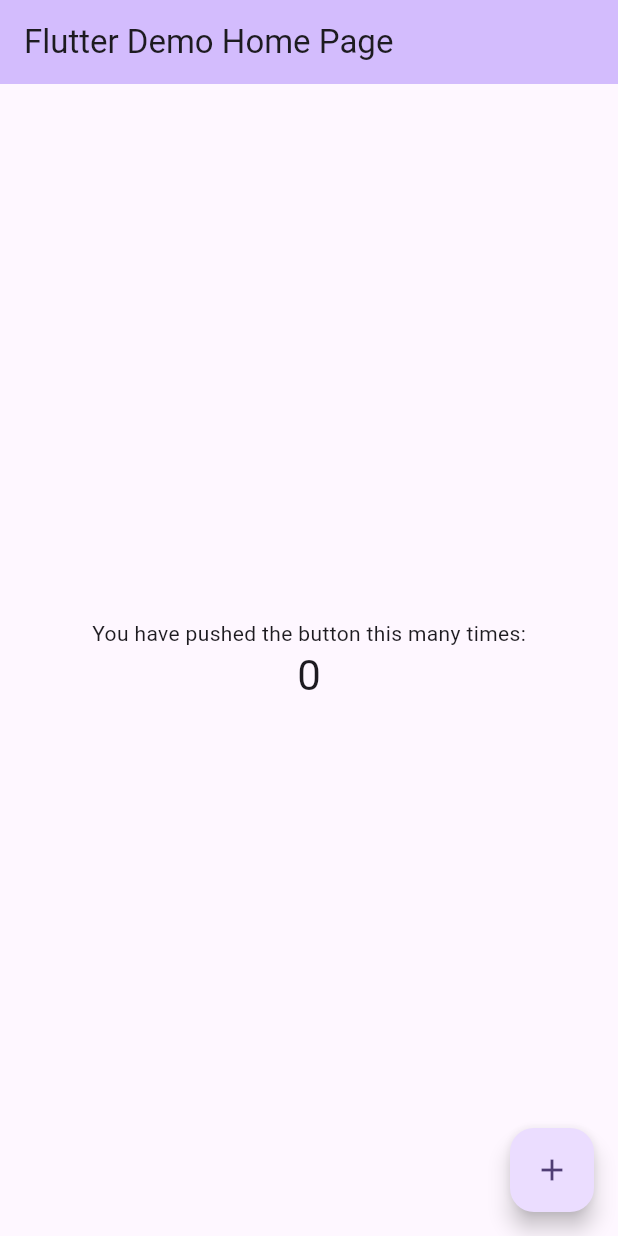
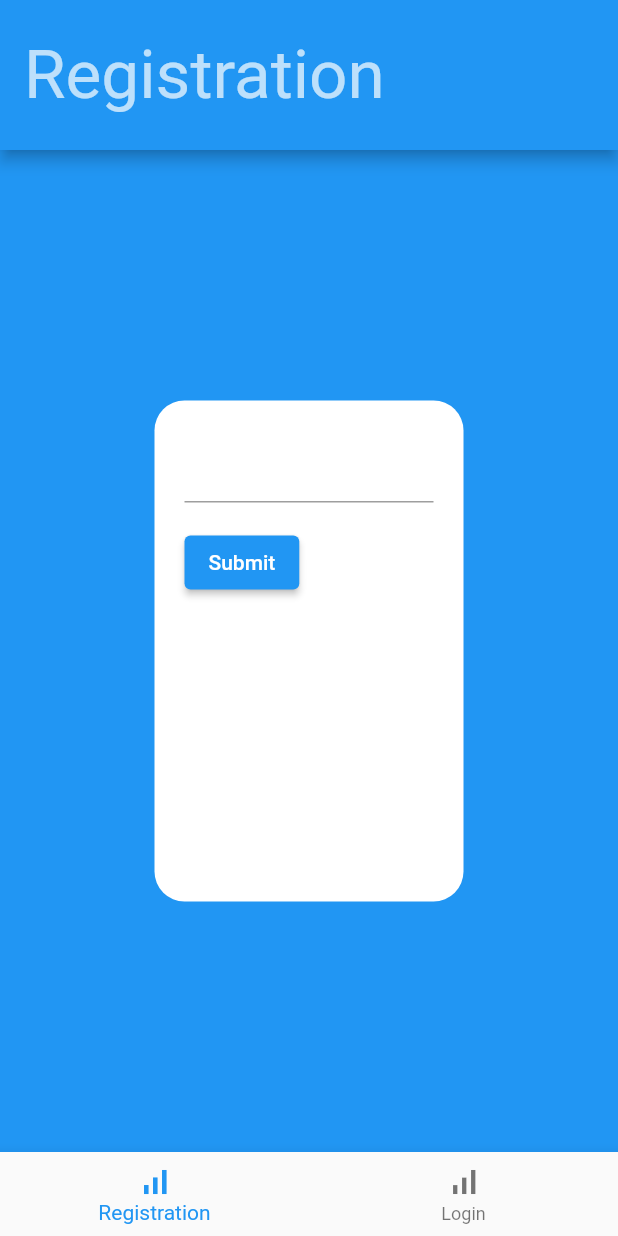
Before and after one commit to bohdan-ryzhko/financial_transactions, a Flutter app: the screen it shows after launch, on a phone screen of 412 x 824 dp. Run offline on Flutter 3.47's test engine with Material 2 defaults, Android fonts, the phone set to English and light mode, and no system bars.

Commit message:
add markup for login, register screens

```diff
--- /dev/null
+++ b/lib/components/backdrop.dart
@@ -0,0 +1,31 @@
+import 'package:flutter/material.dart';
+
+class BackdropComponent extends StatelessWidget {
+  final Widget component;
+
+  const BackdropComponent({
+    Key? key,
+    required this.component,
+  }) : super(key: key);
+
+  @override
+  Widget build(BuildContext context) {
+    return Container(
+      color: Theme.of(context).colorScheme.primary,
+      child: Center(
+        child: FractionallySizedBox(
+          widthFactor: 0.5,
+          heightFactor: 0.5,
+          child: Container(
+            decoration: BoxDecoration(
+              color: Colors.white,
+              borderRadius: BorderRadius.circular(20),
+            ),
+            padding: const EdgeInsets.all(20),
+            child: component,
+          ),
+        ),
+      ),
+    );
+  }
+}
--- /dev/null
+++ b/lib/components/components.dart
@@ -0,0 +1 @@
+export './backdrop.dart';
--- a/lib/main.dart
+++ b/lib/main.dart
@@ -1,3 +1,4 @@
+import 'package:financial_transactions/screens/screens.dart';
 import 'package:flutter/material.dart';
 
 void main() {
@@ -7,119 +8,33 @@ void main() {
 class MyApp extends StatelessWidget {
   const MyApp({super.key});
 
-  // This widget is the root of your application.
   @override
   Widget build(BuildContext context) {
     return MaterialApp(
-      title: 'Flutter Demo',
+      home: const Scaffold(
+        body: Screens(),
+      ),
       theme: ThemeData(
-        // This is the theme of your application.
-        //
-        // TRY THIS: Try running your application with "flutter run". You'll see
-        // the application has a blue toolbar. Then, without quitting the app,
-        // try changing the seedColor in the colorScheme below to Colors.green
-        // and then invoke "hot reload" (save your changes or press the "hot
-        // reload" button in a Flutter-supported IDE, or press "r" if you used
-        // the command line to start the app).
-        //
-        // Notice that the counter didn't reset back to zero; the application
-        // state is not lost during the reload. To reset the state, use hot
-        // restart instead.
-        //
-        // This works for code too, not just values: Most code changes can be
-        // tested with just a hot reload.
-        colorScheme: ColorScheme.fromSeed(seedColor: Colors.deepPurple),
-        useMaterial3: true,
+        colorScheme: const ColorScheme(
+          brightness: Brightness.light,
+          primary: Colors.blueAccent,
+          onPrimary: Colors.white,
+          secondary: Colors.blue,
+          onSecondary: Colors.blue,
+          error: Colors.redAccent,
+          onError: Colors.redAccent,
+          background: Colors.blueAccent,
+          onBackground: Colors.blueAccent,
+          surface: Colors.blueAccent,
+          onSurface: Colors.blueAccent,
+        ),
+        primaryTextTheme: const TextTheme(
+          displaySmall: TextStyle(
+            color: Colors.white,
+            fontSize: 10,
+          ),
+        ),
       ),
-      home: const MyHomePage(title: 'Flutter Demo Home Page'),
     );
   }
 }
-
-class MyHomePage extends StatefulWidget {
-  const MyHomePage({super.key, required this.title});
-
-  // This widget is the home page of your application. It is stateful, meaning
-  // that it has a State object (defined below) that contains fields that affect
-  // how it looks.
-
-  // This class is the configuration for the state. It holds the values (in this
-  // case the title) provided by the parent (in this case the App widget) and
-  // used by the build method of the State. Fields in a Widget subclass are
-  // always marked "final".
-
-  final String title;
-
-  @override
-  State<MyHomePage> createState() => _MyHomePageState();
-}
-
-class _MyHomePageState extends State<MyHomePage> {
-  int _counter = 0;
-
-  void _incrementCounter() {
-    setState(() {
-      // This call to setState tells the Flutter framework that something has
-      // changed in this State, which causes it to rerun the build method below
-      // so that the display can reflect the updated values. If we changed
-      // _counter without calling setState(), then the build method would not be
-      // called again, and so nothing would appear to happen.
-      _counter++;
-    });
-  }
-
-  @override
-  Widget build(BuildContext context) {
-    // This method is rerun every time setState is called, for instance as done
-    // by the _incrementCounter method above.
-    //
-    // The Flutter framework has been optimized to make rerunning build methods
-    // fast, so that you can just rebuild anything that needs updating rather
-    // than having to individually change instances of widgets.
-    return Scaffold(
-      appBar: AppBar(
-        // TRY THIS: Try changing the color here to a specific color (to
-        // Colors.amber, perhaps?) and trigger a hot reload to see the AppBar
-        // change color while the other colors stay the same.
-        backgroundColor: Theme.of(context).colorScheme.inversePrimary,
-        // Here we take the value from the MyHomePage object that was created by
-        // the App.build method, and use it to set our appbar title.
-        title: Text(widget.title),
-      ),
-      body: Center(
-        // Center is a layout widget. It takes a single child and positions it
-        // in the middle of the parent.
-        child: Column(
-          // Column is also a layout widget. It takes a list of children and
-          // arranges them vertically. By default, it sizes itself to fit its
-          // children horizontally, and tries to be as tall as its parent.
-          //
-          // Column has various properties to control how it sizes itself and
-          // how it positions its children. Here we use mainAxisAlignment to
-          // center the children vertically; the main axis here is the vertical
-          // axis because Columns are vertical (the cross axis would be
-          // horizontal).
-          //
-          // TRY THIS: Invoke "debug painting" (choose the "Toggle Debug Paint"
-          // action in the IDE, or press "p" in the console), to see the
-          // wireframe for each widget.
-          mainAxisAlignment: MainAxisAlignment.center,
-          children: <Widget>[
-            const Text(
-              'You have pushed the button this many times:',
-            ),
-            Text(
-              '$_counter',
-              style: Theme.of(context).textTheme.headlineMedium,
-            ),
-          ],
-        ),
-      ),
-      floatingActionButton: FloatingActionButton(
-        onPressed: _incrementCounter,
-        tooltip: 'Increment',
-        child: const Icon(Icons.add),
-      ), // This trailing comma makes auto-formatting nicer for build methods.
-    );
-  }
-}
--- /dev/null
+++ b/lib/screens/public/registration/registration_form.dart
@@ -0,0 +1,47 @@
+import 'package:flutter/material.dart';
+
+class RegistrationForm extends StatefulWidget {
+  const RegistrationForm({super.key});
+
+  @override
+  RegistrationFormState createState() {
+    return RegistrationFormState();
+  }
+}
+
+class RegistrationFormState extends State<RegistrationForm> {
+  final _formKey = GlobalKey<FormState>();
+
+  @override
+  Widget build(BuildContext context) {
+    return Form(
+      key: _formKey,
+      child: Column(
+        crossAxisAlignment: CrossAxisAlignment.start,
+        children: [
+          TextFormField(
+            validator: (value) {
+              if (value == null || value.isEmpty) {
+                return 'Please enter some text';
+              }
+              return null;
+            },
+          ),
+          Padding(
+            padding: const EdgeInsets.symmetric(vertical: 16),
+            child: ElevatedButton(
+              onPressed: () {
+                if (_formKey.currentState!.validate()) {
+                  ScaffoldMessenger.of(context).showSnackBar(
+                    const SnackBar(content: Text('Processing Data')),
+                  );
+                }
+              },
+              child: const Text('Submit'),
+            ),
+          ),
+        ],
+      ),
+    );
+  }
+}
--- /dev/null
+++ b/lib/screens/public/registration/registration_screen.dart
@@ -0,0 +1,23 @@
+import 'package:financial_transactions/components/components.dart';
+import 'package:financial_transactions/screens/public/registration/registration_form.dart';
+import 'package:flutter/material.dart';
+
+class RegistrationScreen extends StatelessWidget {
+  const RegistrationScreen({super.key});
+
+  @override
+  Widget build(BuildContext context) {
+    final theme = Theme.of(context);
+
+    return Scaffold(
+      appBar: AppBar(
+        title: Text(
+          "Registration",
+          style: theme.primaryTextTheme.displaySmall,
+        ),
+        toolbarHeight: 100,
+      ),
+      body: const BackdropComponent(component: RegistrationForm()),
+    );
+  }
+}
--- /dev/null
+++ b/lib/screens/screens.dart
@@ -0,0 +1,67 @@
+import 'package:financial_transactions/screens/public/login/login_form.dart';
+import 'package:financial_transactions/screens/public/login/login_screen.dart';
+import 'package:financial_transactions/screens/public/registration/registration_form.dart';
+import 'package:financial_transactions/screens/public/registration/registration_screen.dart';
+import 'package:flutter/material.dart';
+
+export 'public/login/login_form.dart';
+export 'public/registration/registration_form.dart';
+
+class Screens extends StatelessWidget {
+  const Screens({super.key});
+
+  @override
+  Widget build(BuildContext context) {
+    return const MaterialApp(
+      home: ScreensNavigation(),
+    );
+  }
+}
+
+class ScreensNavigation extends StatefulWidget {
+  const ScreensNavigation({super.key});
+
+  @override
+  State<ScreensNavigation> createState() => _ScreensNavigationState();
+}
+
+class _ScreensNavigationState extends State<ScreensNavigation> {
+  int _selectedIndex = 0;
+
+  static const List<Widget> _widgetOptions = <Widget>[
+    RegistrationScreen(),
+    LoginScreen(),
+  ];
+
+  void _onItemTapped(int index) {
+    setState(() {
+      _selectedIndex = index;
+    });
+  }
+
+  @override
+  Widget build(BuildContext context) {
+    final theme = Theme.of(context);
+
+    return Scaffold(
+      body: Center(
+        child: _widgetOptions.elementAt(_selectedIndex),
+      ),
+      bottomNavigationBar: BottomNavigationBar(
+        items: const <BottomNavigationBarItem>[
+          BottomNavigationBarItem(
+            icon: Icon(Icons.signal_cellular_alt),
+            label: 'Registration',
+          ),
+          BottomNavigationBarItem(
+            icon: Icon(Icons.signal_cellular_alt),
+            label: 'Login',
+          ),
+        ],
+        currentIndex: _selectedIndex,
+        selectedItemColor: theme.primaryColor,
+        onTap: _onItemTapped,
+      ),
+    );
+  }
+}
```
Also changed, not shown: lib/screens/public/login/login_form.dart (added, +55 -0 lines), lib/screens/public/login/login_screen.dart (added, +23 -0 lines).
